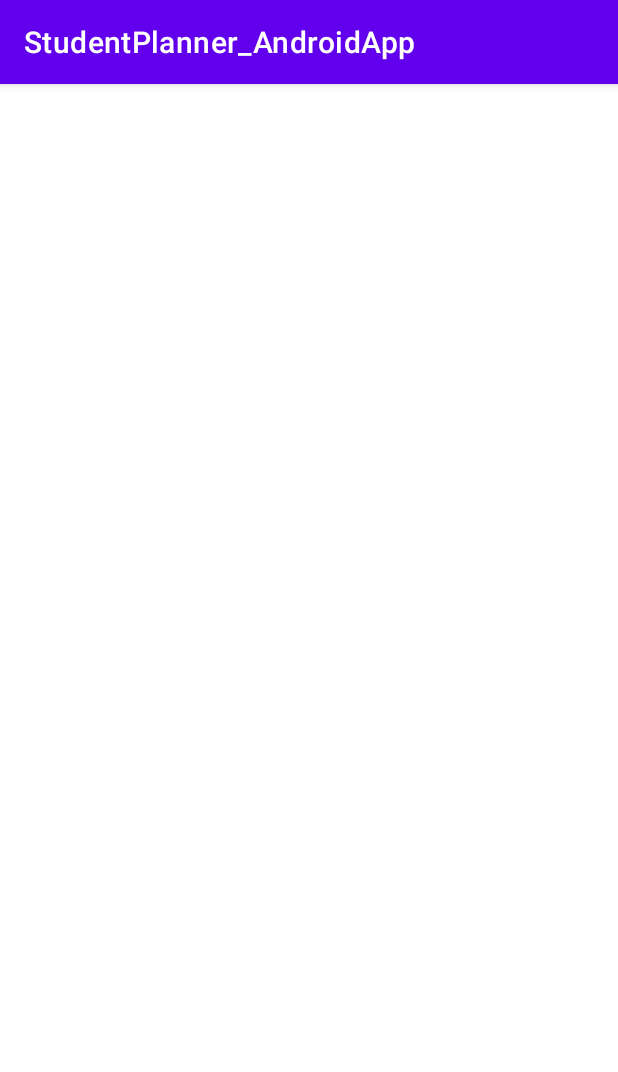
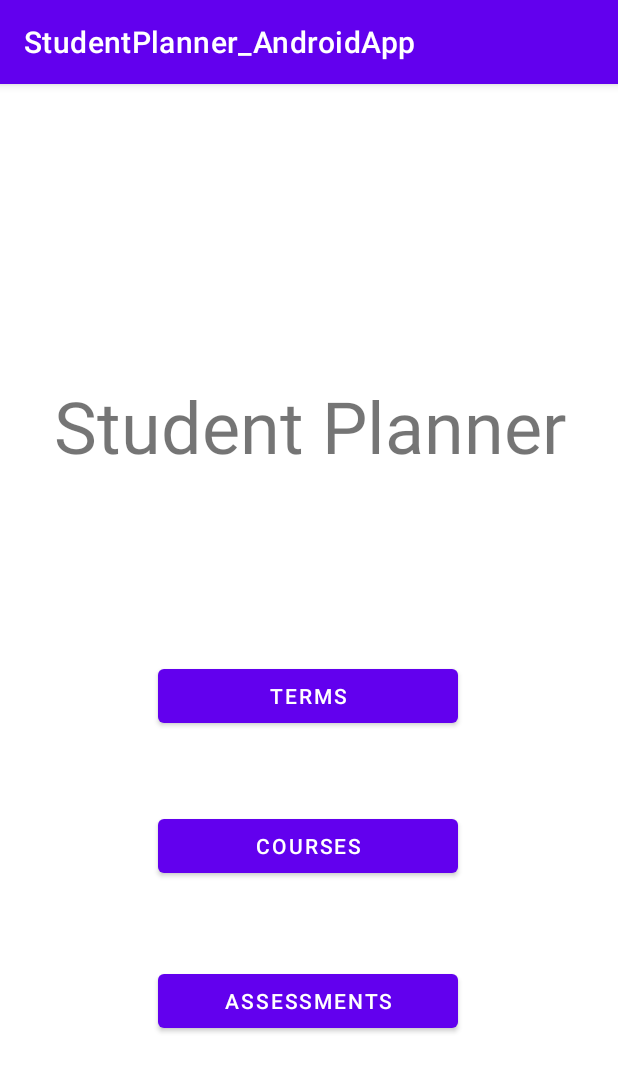
Before and after one commit to DeanWhitten/StudentPlanner_AndroidApp, an Android app: the screen it shows after launch (HomeScreen), on a phone screen of 412 x 824 dp. Shown: the top 1072 px of the screen. Run offline under Robolectric (Android 15) with nearby library versions, the phone set to English and light mode, and no system bars.

Commit message:
some DAHandler Functionality and Home Screen Layout Creaated

```diff
--- a/app/src/main/res/layout/activity_home_screen.xml
+++ b/app/src/main/res/layout/activity_home_screen.xml
@@ -6,4 +6,56 @@
     android:layout_height="match_parent"
     tools:context=".HomeScreen">
 
+    <Button
+        android:id="@+id/button"
+        android:layout_width="200dp"
+        android:layout_height="wrap_content"
+        android:layout_marginTop="384dp"
+        android:text="@string/termsCapsText"
+        app:layout_constraintEnd_toEndOf="parent"
+        app:layout_constraintHorizontal_bias="0.497"
+        app:layout_constraintStart_toStartOf="parent"
+        app:layout_constraintTop_toTopOf="parent" />
+
+    <Button
+        android:id="@+id/button3"
+        android:layout_width="200dp"
+        android:layout_height="wrap_content"
+        android:layout_marginTop="587dp"
+        android:text="@string/assessmentsCapsText"
+        app:layout_constraintBottom_toBottomOf="parent"
+        app:layout_constraintEnd_toEndOf="parent"
+        app:layout_constraintHorizontal_bias="0.498"
+        app:layout_constraintStart_toStartOf="parent"
+        app:layout_constraintTop_toTopOf="parent"
+        app:layout_constraintVertical_bias="0.0" />
+
+    <Button
+        android:id="@+id/button2"
+        android:layout_width="200dp"
+        android:layout_height="wrap_content"
+        android:layout_marginTop="484dp"
+        android:text="@string/coursesCapsText"
+        app:layout_constraintEnd_toEndOf="parent"
+        app:layout_constraintHorizontal_bias="0.498"
+        app:layout_constraintStart_toStartOf="parent"
+        app:layout_constraintTop_toTopOf="parent" />
+
+    <TextView
+        android:id="@+id/textView"
+        android:layout_width="wrap_content"
+        android:layout_height="wrap_content"
+        android:layout_marginStart="177dp"
+        android:layout_marginTop="237dp"
+        android:layout_marginEnd="135dp"
+        android:layout_marginBottom="124dp"
+        android:text="@string/student_plannerTitleText"
+        android:textSize="48sp"
+        app:layout_constraintBottom_toTopOf="@+id/button"
+        app:layout_constraintEnd_toEndOf="parent"
+        app:layout_constraintHorizontal_bias="0.586"
+        app:layout_constraintStart_toStartOf="parent"
+        app:layout_constraintTop_toTopOf="parent"
+        app:layout_constraintVertical_bias="1.0" />
+
 </androidx.constraintlayout.widget.ConstraintLayout>
--- a/app/src/main/res/values/strings.xml
+++ b/app/src/main/res/values/strings.xml
@@ -1,3 +1,7 @@
 <resources>
     <string name="app_name">StudentPlanner_AndroidApp</string>
+    <string name="termsCapsText">TERMS</string>
+    <string name="student_plannerTitleText">Student Planner</string>
+    <string name="assessmentsCapsText">ASSESSMENTS</string>
+    <string name="coursesCapsText">COURSES</string>
 </resources>
```
Also changed, not shown: app/src/main/AndroidManifest.xml (+9 -0 lines), app/src/main/java/com/DeanWhitten/studentplanner_androidapp/AssessmentsActivity.java (added, +14 -0 lines), app/src/main/java/com/DeanWhitten/studentplanner_androidapp/CoursesActivity.java (added, +14 -0 lines), app/src/main/java/com/DeanWhitten/studentplanner_androidapp/Model/Assessment.java (+21 -3 lines), app/src/main/java/com/DeanWhitten/studentplanner_androidapp/Model/Course.java (+21 -2 lines), app/src/main/java/com/DeanWhitten/studentplanner_androidapp/Model/Term.java (+15 -5 lines), app/src/main/java/com/DeanWhitten/studentplanner_androidapp/TermsActivity.java (added, +14 -0 lines), app/src/main/java/com/DeanWhitten/studentplanner_androidapp/Utils/DAHandler.java (added, +142 -0 lines), app/src/main/res/layout/activity_assessments.xml (added, +9 -0 lines), app/src/main/res/layout/activity_courses.xml (added, +9 -0 lines), app/src/main/res/layout/activity_terms.xml (added, +9 -0 lines).
